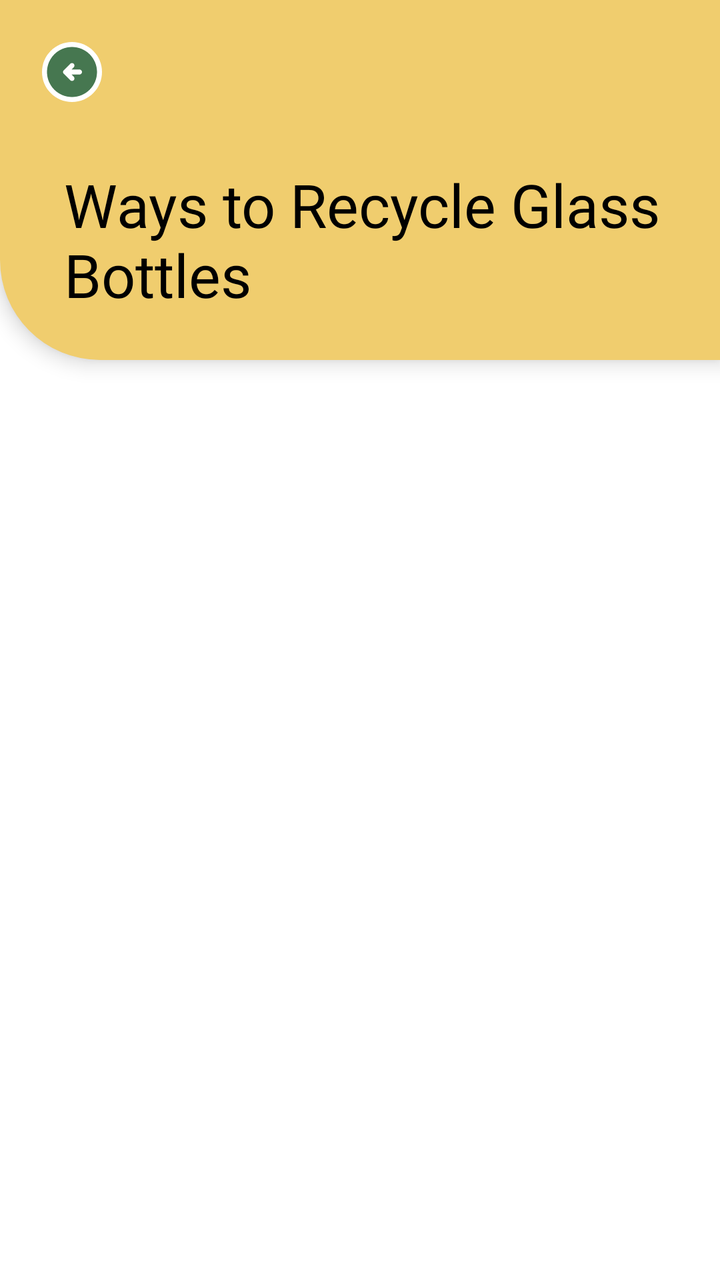
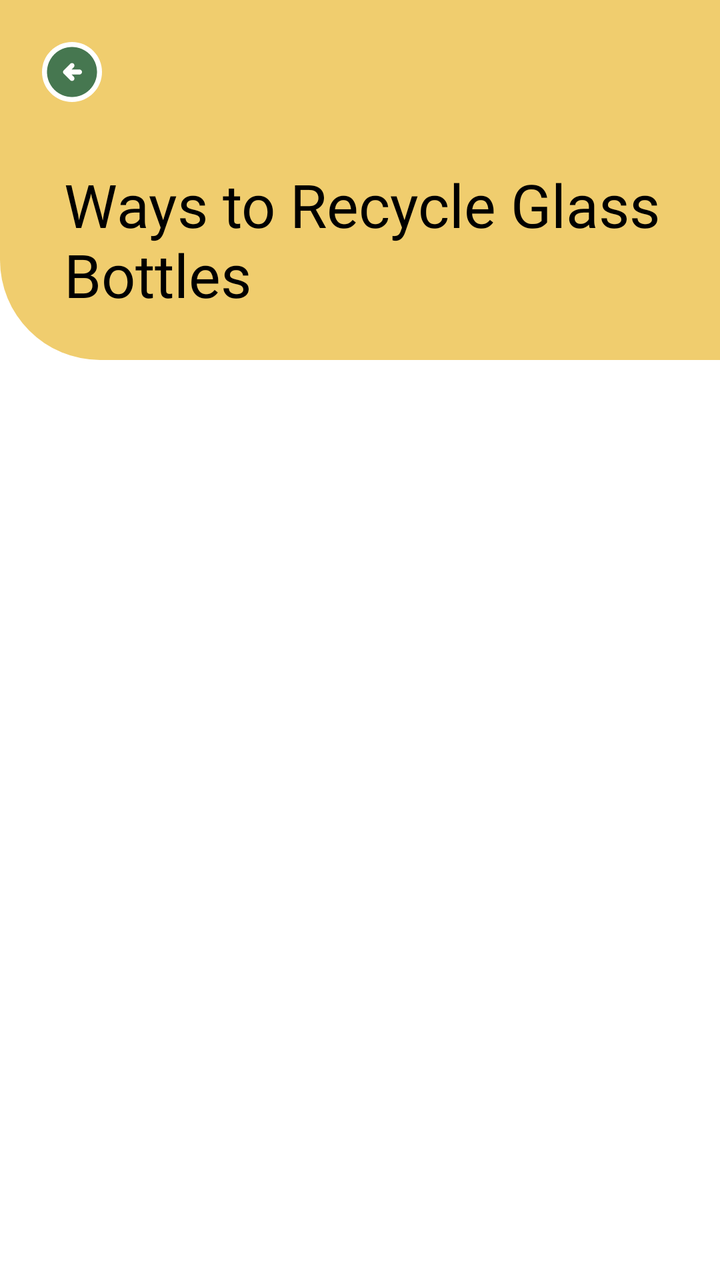

Compare the two renders of this Android layout. The source of the first and the diff that turns it into the second are given below.
<!-- AndroidManifest.xml: application theme Theme.SortItJSON -->
<!-- res/layout/fragment_guide_list.xml -->
<ScrollView
    xmlns:android="http://schemas.android.com/apk/res/android"
    android:layout_width="match_parent"
    android:layout_height="match_parent"
    android:fillViewport="true">

    <LinearLayout
        android:layout_width="match_parent"
        android:layout_height="wrap_content"
        android:orientation="vertical"
        android:background="#FFFFFF">

        <LinearLayout
            android:layout_width="match_parent"
            android:layout_height="180dp"
            android:translationZ="6dp"
            android:orientation="vertical"
            android:background="@drawable/recycling_guide_bg"
            android:paddingBottom="10dp">

            <ImageButton
                android:id="@+id/btnTopLeft"
                android:layout_width="40dp"
                android:layout_height="40dp"
                android:layout_margin="16dp"
                android:background="@android:color/transparent"
                android:contentDescription="Back"
                android:padding="8dp"
                android:src="@drawable/button_green_backward" />

            <TextView
                android:id="@+id/titleText"
                android:layout_width="match_parent"
                android:layout_height="wrap_content"
                android:layout_marginStart="32dp"
                android:layout_marginTop="10dp"
                android:layout_marginEnd="22dp"
                android:layout_marginBottom="8dp"
                android:fontFamily="@font/montserrat_extrabold"
                android:text="Ways to Recycle Glass Bottles"
                android:textColor="#000000"
                android:textSize="30sp" />
        </LinearLayout>

        <androidx.recyclerview.widget.RecyclerView
            android:id="@+id/recyclerView"
            android:layout_width="match_parent"
            android:layout_height="wrap_content"
            android:nestedScrollingEnabled="false"
            android:layout_marginTop="15dp"
            android:layout_marginLeft="5dp"
            android:layout_marginRight="5dp"
            android:padding="10dp" />

    </LinearLayout>

</ScrollView>
<!-- resources referenced by this layout -->
<resources>
  <!-- drawable button_green_backward (drawable) -->
  <vector xmlns:android="http://schemas.android.com/apk/res/android"
      android:width="30dp"
      android:height="30dp"
      android:viewportWidth="24"
      android:viewportHeight="24">
    <path
        android:pathData="M24,12C24,18.627 18.627,24 12,24C5.373,24 0,18.627 0,12C0,5.373 5.373,0 12,0C18.627,0 24,5.373 24,12Z"
        android:fillColor="#ffffff"/>
    <path
        android:pathData="M11.8,13H15C15.283,13 15.521,12.904 15.712,12.712C15.904,12.521 16,12.283 16,12C16,11.717 15.904,11.479 15.712,11.288C15.521,11.096 15.283,11 15,11H11.8L12.7,10.1C12.883,9.917 12.975,9.683 12.975,9.4C12.975,9.117 12.883,8.883 12.7,8.7C12.517,8.517 12.283,8.425 12,8.425C11.717,8.425 11.483,8.517 11.3,8.7L8.7,11.3C8.5,11.5 8.4,11.733 8.4,12C8.4,12.267 8.5,12.5 8.7,12.7L11.3,15.3C11.483,15.483 11.717,15.575 12,15.575C12.283,15.575 12.517,15.483 12.7,15.3C12.883,15.117 12.975,14.883 12.975,14.6C12.975,14.317 12.883,14.083 12.7,13.9L11.8,13ZM12,22C10.617,22 9.317,21.737 8.1,21.212C6.883,20.688 5.825,19.975 4.925,19.075C4.025,18.175 3.313,17.117 2.787,15.9C2.263,14.683 2,13.383 2,12C2,10.617 2.263,9.317 2.787,8.1C3.313,6.883 4.025,5.825 4.925,4.925C5.825,4.025 6.883,3.313 8.1,2.787C9.317,2.263 10.617,2 12,2C13.383,2 14.683,2.263 15.9,2.787C17.117,3.313 18.175,4.025 19.075,4.925C19.975,5.825 20.688,6.883 21.212,8.1C21.737,9.317 22,10.617 22,12C22,13.383 21.737,14.683 21.212,15.9C20.688,17.117 19.975,18.175 19.075,19.075C18.175,19.975 17.117,20.688 15.9,21.212C14.683,21.737 13.383,22 12,22Z"
        android:fillColor="#467750"/>
  </vector>
  <!-- drawable recycling_guide_bg (drawable) -->
  <?xml version="1.0" encoding="utf-8"?>
  <layer-list xmlns:android="http://schemas.android.com/apk/res/android">
  
      
      <item>
          <shape android:shape="rectangle">
              <solid android:color="#F0CD6E"/>
              <corners
                  android:topLeftRadius="0dp"
                  android:topRightRadius="0dp"
                  android:bottomLeftRadius="50dp"
                  android:bottomRightRadius="0dp"/>
          </shape>
      </item>
  
  </layer-list>
  <style name="Theme.SortItJSON" parent="Base.Theme.SortItJSON" />
  <style name="Base.Theme.SortItJSON" parent="Theme.Material3.DayNight.NoActionBar">
          
          <item name="colorPrimary">@color/darkgreen</item>
      </style>
  <color name="darkgreen">#467750</color>
</resources>

<!-- the commit's change to res/layout/fragment_guide_list.xml (unified diff, before → after) -->
@@ -1,57 +1,48 @@
-<ScrollView
-    xmlns:android="http://schemas.android.com/apk/res/android"
+<?xml version="1.0" encoding="utf-8"?>
+<LinearLayout xmlns:android="http://schemas.android.com/apk/res/android"
     android:layout_width="match_parent"
     android:layout_height="match_parent"
-    android:fillViewport="true">
+    android:orientation="vertical"
+    android:background="#FFFFFF">
 
+    
     <LinearLayout
         android:layout_width="match_parent"
-        android:layout_height="wrap_content"
+        android:layout_height="180dp"
         android:orientation="vertical"
-        android:background="#FFFFFF">
+        android:background="@drawable/recycling_guide_bg"
+        android:paddingBottom="10dp">
 
-        <LinearLayout
-            android:layout_width="match_parent"
-            android:layout_height="180dp"
-            android:translationZ="6dp"
-            android:orientation="vertical"
-            android:background="@drawable/recycling_guide_bg"
-            android:paddingBottom="10dp">
+        <ImageButton
+            android:id="@+id/btnTopLeft"
+            android:layout_width="40dp"
+            android:layout_height="40dp"
+            android:layout_margin="16dp"
+            android:background="@android:color/transparent"
+            android:contentDescription="Back"
+            android:padding="8dp"
+            android:src="@drawable/button_green_backward" />
 
-            <ImageButton
-                android:id="@+id/btnTopLeft"
-                android:layout_width="40dp"
-                android:layout_height="40dp"
-                android:layout_margin="16dp"
-                android:background="@android:color/transparent"
-                android:contentDescription="Back"
-                android:padding="8dp"
-                android:src="@drawable/button_green_backward" />
-
-            <TextView
-                android:id="@+id/titleText"
-                android:layout_width="match_parent"
-                android:layout_height="wrap_content"
-                android:layout_marginStart="32dp"
-                android:layout_marginTop="10dp"
-                android:layout_marginEnd="22dp"
-                android:layout_marginBottom="8dp"
-                android:fontFamily="@font/montserrat_extrabold"
-                android:text="Ways to Recycle Glass Bottles"
-                android:textColor="#000000"
-                android:textSize="30sp" />
-        </LinearLayout>
-
-        <androidx.recyclerview.widget.RecyclerView
-            android:id="@+id/recyclerView"
+        <TextView
+            android:id="@+id/titleText"
             android:layout_width="match_parent"
             android:layout_height="wrap_content"
-            android:nestedScrollingEnabled="false"
-            android:layout_marginTop="15dp"
-            android:layout_marginLeft="5dp"
-            android:layout_marginRight="5dp"
-            android:padding="10dp" />
+            android:layout_marginStart="32dp"
+            android:layout_marginTop="10dp"
+            android:layout_marginEnd="22dp"
+            android:fontFamily="@font/montserrat_extrabold"
+            android:text="Ways to Recycle Glass Bottles"
+            android:textColor="#000000"
+            android:textSize="30sp" />
 
     </LinearLayout>
 
-</ScrollView>
+    
+    <androidx.recyclerview.widget.RecyclerView
+        android:id="@+id/recyclerView"
+        android:layout_width="match_parent"
+        android:layout_height="0dp"
+        android:layout_weight="1"
+        android:padding="10dp" />
+
+</LinearLayout>
